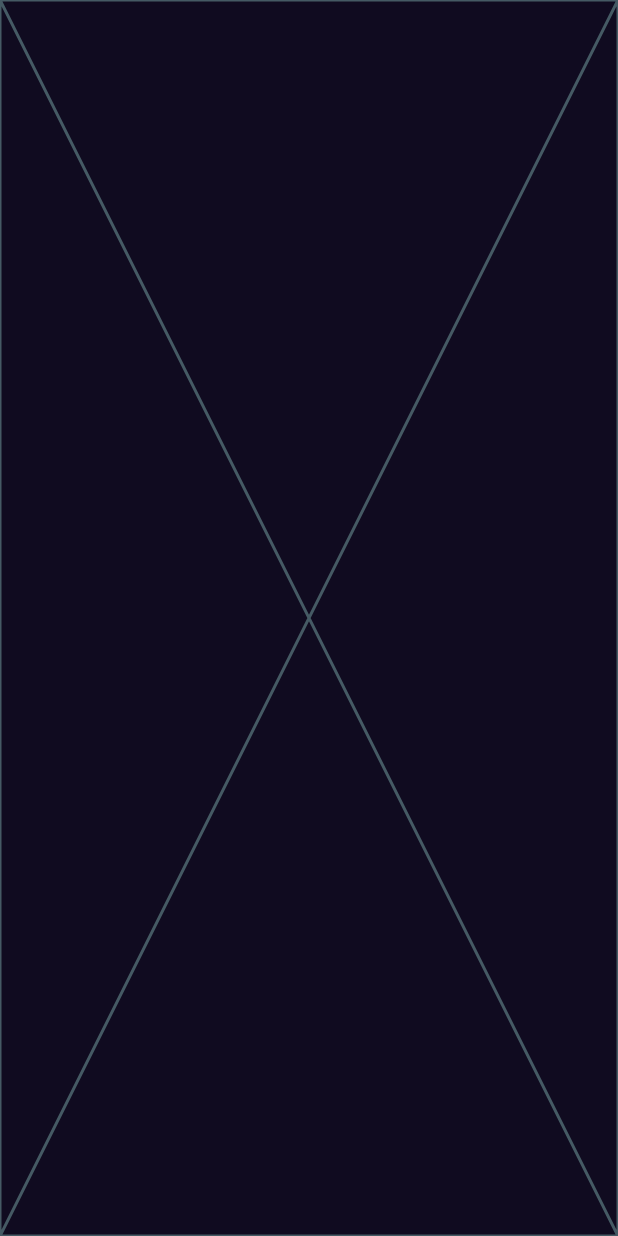
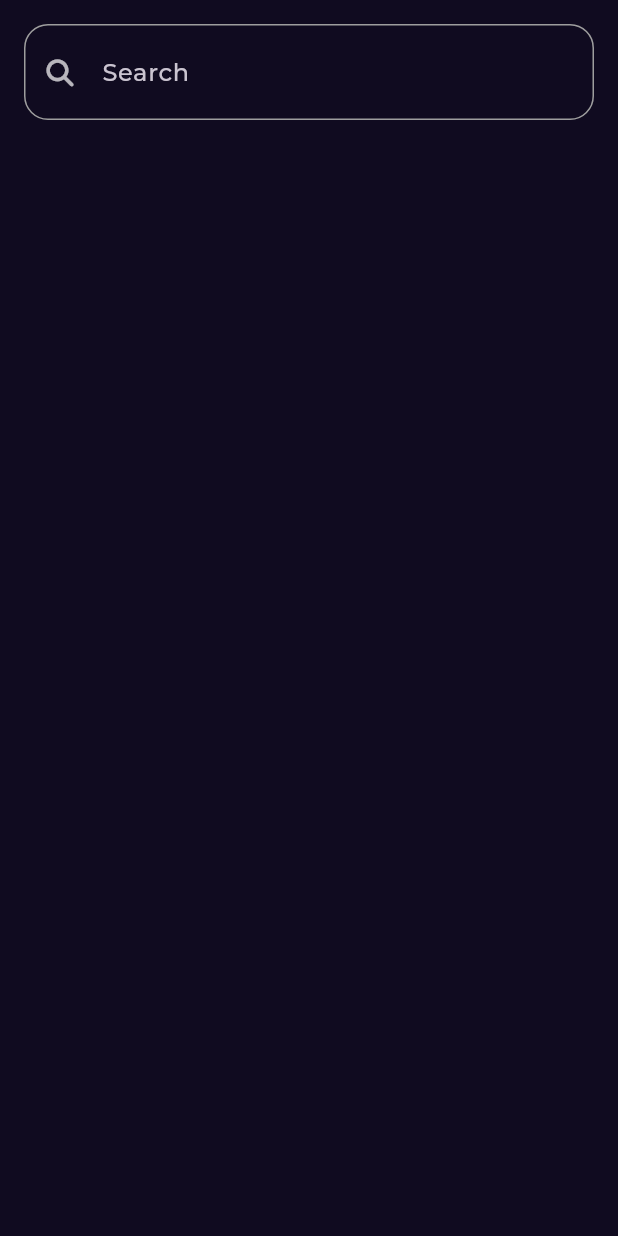
Before and after one commit to alaaabdelmoniem/Books-App, a Flutter app: the SearchVeiw screen opened by its route, on a phone screen of 412 x 824 dp. Run offline on Flutter 3.47's test engine with Material 3 defaults, Android fonts, the phone set to English and light mode, and no system bars; our stand-ins replace font_awesome_flutter, go_router, google_fonts.

Commit message:
create custom search text feild

```diff
--- a/lib/Features/home/presentation/views/widgets/custom_app_bar.dart
+++ b/lib/Features/home/presentation/views/widgets/custom_app_bar.dart
@@ -1,10 +1,12 @@
+import 'package:books_app/core/utils/app_router.dart';
 import 'package:books_app/core/utils/assets.dart';
 import 'package:flutter/material.dart';
 import 'package:font_awesome_flutter/font_awesome_flutter.dart';
+import 'package:go_router/go_router.dart';
 
 class CustomAppBar extends StatelessWidget {
-  const CustomAppBar({super.key});
-
+  const CustomAppBar({super.key, this.onPressed});
+  final void Function()? onPressed;
   @override
   Widget build(BuildContext context) {
     return Padding(
@@ -14,10 +16,12 @@ class CustomAppBar extends StatelessWidget {
           Image.asset(AssetsData.logo, height: 20),
           const Spacer(),
           IconButton(
-            onPressed: () {},
+            onPressed: () {
+              GoRouter.of(context).push(AppRouter.kSearchView);
+            },
             icon: const Icon(
               FontAwesomeIcons.magnifyingGlass,
-              size: 26,
+              size: 22,
               color: Colors.white,
             ),
           ),
--- a/lib/Features/home/presentation/views/widgets/home_view_body.dart
+++ b/lib/Features/home/presentation/views/widgets/home_view_body.dart
@@ -18,7 +18,9 @@ class HomeViewBody extends StatelessWidget {
             child: Column(
               crossAxisAlignment: CrossAxisAlignment.start,
               children: [
-             const CustomAppBar(),
+             const CustomAppBar(
+
+             ),
                 const BooksListView(),
                 const SizedBox(height: 50),
                 Text(
--- a/lib/Features/search/presentation/views/search_veiw.dart
+++ b/lib/Features/search/presentation/views/search_veiw.dart
@@ -1,4 +1,4 @@
-import 'package:books_app/Features/search/presentation/views/widgets/search_view_Body.dart';
+import 'package:books_app/Features/search/presentation/views/widgets/search_view_body.dart';
 import 'package:flutter/material.dart';
 
 class SearchVeiw extends StatelessWidget {
--- /dev/null
+++ b/lib/Features/search/presentation/views/widgets/custom_search_text_field.dart
@@ -0,0 +1,36 @@
+
+import 'package:books_app/core/utils/styles.dart';
+import 'package:flutter/material.dart';
+import 'package:font_awesome_flutter/font_awesome_flutter.dart';
+
+class CustomSearchTextField extends StatelessWidget {
+  const CustomSearchTextField({super.key});
+
+  @override
+  Widget build(BuildContext context) {
+    return TextField(
+      decoration: InputDecoration(
+        contentPadding: const EdgeInsets.symmetric(vertical: 20),
+        enabledBorder: buildOutlineInputBorder(),
+        focusedBorder: buildOutlineInputBorder(),
+        hintText: 'Search',
+        hintStyle: Styles.textStyle16,
+        prefixIcon: IconButton(
+          icon: const Icon(
+            FontAwesomeIcons.magnifyingGlass,
+            size: 18,
+            color: Colors.white70,
+          ),
+          onPressed: () {},
+        ),
+      ),
+    );
+  }
+
+  OutlineInputBorder buildOutlineInputBorder() {
+    return OutlineInputBorder(
+      borderRadius: BorderRadius.circular(16),
+      borderSide: const BorderSide(color: Colors.grey),
+    );
+  }
+}
--- a/lib/Features/search/presentation/views/widgets/search_view_Body.dart
+++ b/lib/Features/search/presentation/views/widgets/search_view_Body.dart
@@ -1,3 +1,4 @@
+import 'package:books_app/Features/search/presentation/views/widgets/custom_search_text_field.dart';
 import 'package:flutter/material.dart';
 
 class SearchViewBody extends StatelessWidget {
@@ -5,6 +6,9 @@ class SearchViewBody extends StatelessWidget {
 
   @override
   Widget build(BuildContext context) {
-    return const Placeholder();
+    return const Padding(
+      padding: EdgeInsets.symmetric(horizontal: 16, vertical: 16),
+      child: Column(children: [CustomSearchTextField()]),
+    );
   }
 }
```
